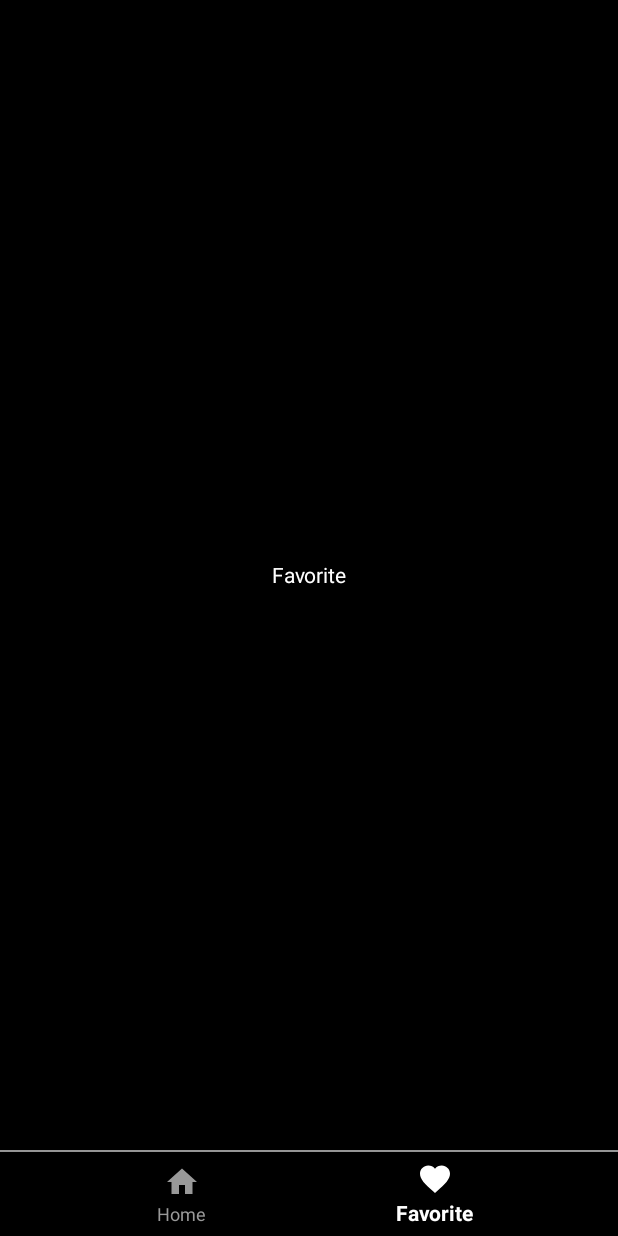
After one commit to LelouchCcCC/simple-android, an Android app built with Jetpack Compose: the FavoriteFragment screen opened through its navigation route, on a phone screen of 412 x 824 dp. The commit adds this screen. Run offline under Robolectric (Android 15) with nearby library versions, the phone set to English and light mode, and no system bars; our stand-ins replace navigation-ui; pictures from the network do not load.

Commit message:
add navigation

```diff
--- /dev/null
+++ b/app/src/main/java/com/yuhan/spotify/ui/favorite/FavoriteFragment.kt
@@ -0,0 +1,17 @@
+package com.yuhan.spotify.ui.favorite
+import android.os.Bundle
+import android.view.LayoutInflater
+import android.view.View
+import android.view.ViewGroup
+import androidx.fragment.app.Fragment
+import com.yuhan.spotify.R
+
+class FavoriteFragment : Fragment() {
+    override fun onCreateView(
+        inflater: LayoutInflater, container: ViewGroup?,
+        savedInstanceState: Bundle?
+    ): View? {
+        // Inflate the layout for this fragment
+        return inflater.inflate(R.layout.fragment_favorite, container, false)
+    }
+}
--- /dev/null
+++ b/app/src/main/java/com/yuhan/spotify/ui/home/HomeFragment.kt
@@ -0,0 +1,19 @@
+package com.yuhan.spotify.ui.home
+
+import android.os.Bundle
+import android.view.LayoutInflater
+import android.view.View
+import android.view.ViewGroup
+import androidx.fragment.app.Fragment
+import com.yuhan.spotify.R
+
+
+class HomeFragment : Fragment() {
+    override fun onCreateView(
+        inflater: LayoutInflater, container: ViewGroup?,
+        savedInstanceState: Bundle?
+    ): View? {
+        // Inflate the layout for this fragment
+        return inflater.inflate(R.layout.fragment_home, container, false)
+    }
+}
--- /dev/null
+++ b/app/src/main/res/color/bottom_nav_color.xml
@@ -0,0 +1,5 @@
+<?xml version="1.0" encoding="utf-8"?>
+<selector xmlns:android="http://schemas.android.com/apk/res/android">
+    <item android:state_checked="true" android:color="@color/white" />
+    <item android:state_checked="false" android:color="@color/gray_60"/>
+</selector>
--- /dev/null
+++ b/app/src/main/res/drawable/ic_favorite_24.xml
@@ -0,0 +1,5 @@
+<vector android:height="24dp" android:tint="#000000"
+    android:viewportHeight="24" android:viewportWidth="24"
+    android:width="24dp" xmlns:android="http://schemas.android.com/apk/res/android">
+    <path android:fillColor="@android:color/white" android:pathData="M12,21.35l-1.45,-1.32C5.4,15.36 2,12.28 2,8.5 2,5.42 4.42,3 7.5,3c1.74,0 3.41,0.81 4.5,2.09C13.09,3.81 14.76,3 16.5,3 19.58,3 22,5.42 22,8.5c0,3.78 -3.4,6.86 -8.55,11.54L12,21.35z"/>
+</vector>
--- /dev/null
+++ b/app/src/main/res/drawable/ic_home_24.xml
@@ -0,0 +1,5 @@
+<vector android:height="24dp" android:tint="#000000"
+    android:viewportHeight="24" android:viewportWidth="24"
+    android:width="24dp" xmlns:android="http://schemas.android.com/apk/res/android">
+    <path android:fillColor="@android:color/white" android:pathData="M10,20v-6h4v6h5v-8h3L12,3 2,12h3v8z"/>
+</vector>
--- /dev/null
+++ b/app/src/main/res/drawable/ic_pause_24.xml
@@ -0,0 +1,5 @@
+<vector android:height="24dp" android:tint="#000000"
+    android:viewportHeight="24" android:viewportWidth="24"
+    android:width="24dp" xmlns:android="http://schemas.android.com/apk/res/android">
+    <path android:fillColor="@android:color/white" android:pathData="M6,19h4L10,5L6,5v14zM14,5v14h4L18,5h-4z"/>
+</vector>
--- /dev/null
+++ b/app/src/main/res/drawable/ic_play_arrow_24.xml
@@ -0,0 +1,5 @@
+<vector android:height="24dp" android:tint="#000000"
+    android:viewportHeight="24" android:viewportWidth="24"
+    android:width="24dp" xmlns:android="http://schemas.android.com/apk/res/android">
+    <path android:fillColor="@android:color/white" android:pathData="M8,5v14l11,-7z"/>
+</vector>
--- /dev/null
+++ b/app/src/main/res/drawable/ic_unfavorite_24.xml
@@ -0,0 +1,5 @@
+<vector android:height="24dp" android:tint="#000000"
+    android:viewportHeight="24" android:viewportWidth="24"
+    android:width="24dp" xmlns:android="http://schemas.android.com/apk/res/android">
+    <path android:fillColor="@android:color/white" android:pathData="M16.5,3c-1.74,0 -3.41,0.81 -4.5,2.09C10.91,3.81 9.24,3 7.5,3 4.42,3 2,5.42 2,8.5c0,3.78 3.4,6.86 8.55,11.54L12,21.35l1.45,-1.32C18.6,15.36 22,12.28 22,8.5 22,5.42 19.58,3 16.5,3zM12.1,18.55l-0.1,0.1 -0.1,-0.1C7.14,14.24 4,11.39 4,8.5 4,6.5 5.5,5 7.5,5c1.54,0 3.04,0.99 3.57,2.36h1.87C13.46,5.99 14.96,5 16.5,5c2,0 3.5,1.5 3.5,3.5 0,2.89 -3.14,5.74 -7.9,10.05z"/>
+</vector>
--- /dev/null
+++ b/app/src/main/res/layout/activity_main.xml
@@ -0,0 +1,38 @@
+<?xml version="1.0" encoding="utf-8"?>
+<LinearLayout xmlns:android="http://schemas.android.com/apk/res/android"
+    xmlns:app="http://schemas.android.com/apk/res-auto"
+    xmlns:tools="http://schemas.android.com/tools"
+    android:layout_width="match_parent"
+    android:layout_height="match_parent"
+    android:orientation="vertical"
+    tools:context=".MainActivity">
+
+    <FrameLayout
+        android:layout_width="match_parent"
+        android:layout_height="0dp"
+        android:layout_weight="1">
+
+        <androidx.fragment.app.FragmentContainerView
+            android:id="@+id/nav_host_fragment"
+            android:name="androidx.navigation.fragment.NavHostFragment"
+            android:layout_width="match_parent"
+            android:layout_height="match_parent"
+            app:defaultNavHost="true" />
+
+    </FrameLayout>
+
+    <View
+        android:layout_width="match_parent"
+        android:layout_height="1dp"
+        android:background="@color/gray_60" />
+
+    <com.google.android.material.bottomnavigation.BottomNavigationView
+        android:id="@+id/nav_view"
+        android:layout_width="match_parent"
+        android:layout_height="wrap_content"
+        android:background="@color/black"
+        app:itemIconTint="@color/bottom_nav_color"
+        app:itemTextColor="@color/bottom_nav_color"
+        app:menu="@menu/bottom_nav_menu" />
+
+</LinearLayout>
--- /dev/null
+++ b/app/src/main/res/layout/fragment_favorite.xml
@@ -0,0 +1,15 @@
+<?xml version="1.0" encoding="utf-8"?>
+<FrameLayout xmlns:android="http://schemas.android.com/apk/res/android"
+    xmlns:tools="http://schemas.android.com/tools"
+    android:layout_width="match_parent"
+    android:layout_height="match_parent"
+    tools:context=".ui.favorite.FavoriteFragment">
+
+    <!-- TODO: Update blank fragment layout -->
+    <TextView
+        android:gravity="center"
+        android:layout_width="match_parent"
+        android:layout_height="match_parent"
+        android:text="@string/menu_favorite" />
+
+</FrameLayout>
--- /dev/null
+++ b/app/src/main/res/menu/bottom_nav_menu.xml
@@ -0,0 +1,12 @@
+<?xml version="1.0" encoding="utf-8"?>
+<menu xmlns:android="http://schemas.android.com/apk/res/android">
+    <item
+        android:id="@+id/homeFragment"
+        android:icon="@drawable/ic_home_24"
+        android:title="@string/menu_home" />
+
+    <item
+        android:id="@+id/favoriteFragment"
+        android:icon="@drawable/ic_favorite_24"
+        android:title="@string/menu_favorite" />
+</menu>
--- /dev/null
+++ b/app/src/main/res/navigation/nav_graph.xml
@@ -0,0 +1,19 @@
+<?xml version="1.0" encoding="utf-8"?>
+<navigation xmlns:android="http://schemas.android.com/apk/res/android"
+    xmlns:app="http://schemas.android.com/apk/res-auto"
+    android:id="@+id/nav_graph"
+    app:startDestination="@id/homeFragment">
+
+    <fragment
+        android:id="@+id/homeFragment"
+        android:name="com.yuhan.spotify.ui.home.HomeFragment"
+        android:label="HomeFragment">
+    </fragment>
+
+    <fragment
+        android:id="@+id/favoriteFragment"
+        android:name="com.yuhan.spotify.ui.favorite.FavoriteFragment"
+        android:label="FavoriteFragment">
+    </fragment>
+
+</navigation>
--- a/app/src/main/res/values/strings.xml
+++ b/app/src/main/res/values/strings.xml
@@ -1,3 +1,9 @@
 <resources>
     <string name="app_name">Spotify</string>
+
+    <string name="menu_home">Home</string>
+    <string name="menu_favorite">Favorite</string>
+    <!-- TODO: Remove or change this placeholder text -->
+    <string name="hello_blank_fragment">Hello blank fragment</string>
+
 </resources>
```
Also changed, not shown: app/build.gradle (+8 -3 lines), app/src/main/java/com/yuhan/spotify/MainActivity.kt (+144 -17 lines), app/src/main/java/com/yuhan/spotify/ui/datamodel/Album.kt (added, +27 -0 lines), app/src/main/java/com/yuhan/spotify/ui/datamodel/Section.kt (added, +10 -0 lines), app/src/main/res/layout/fragment_home.xml (added, +15 -0 lines), app/src/main/res/drawable/vinyl_background.png (added).
